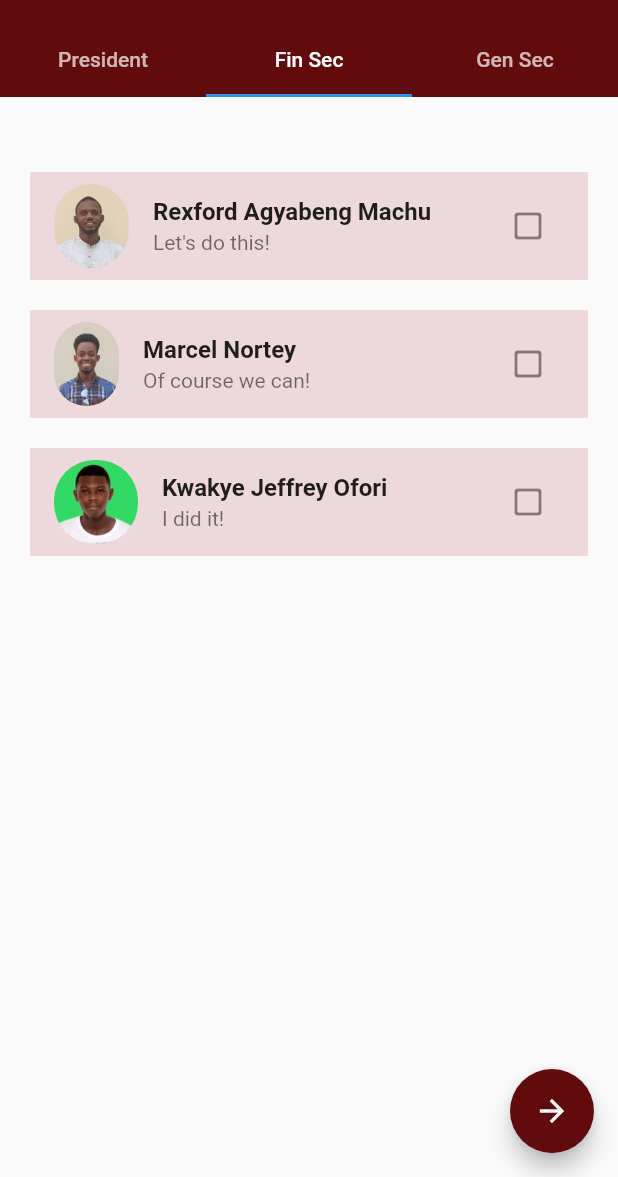
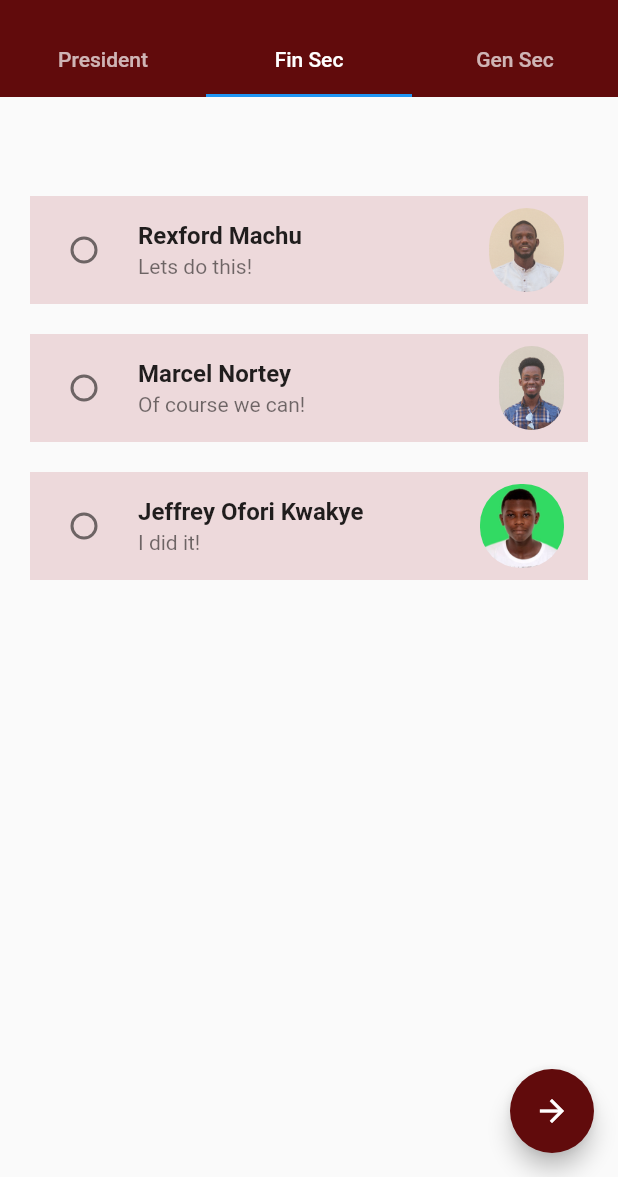
Before and after one commit to joforikwakye/nex_vote_beta, a Flutter app: the ACES screen opened by its route, tab 2 chosen, on a phone screen of 412 x 824 dp, the part 59-1236 px from its top. Run offline on Flutter 3.47's test engine with Material 2 defaults, Android fonts, the phone set to English and light mode, and no system bars; our stand-ins replace animated_splash_screen.

Commit message:
changed the checkboxes in fin_sec.dart to radiolisttiles

```diff
--- a/lib/department_candidates/positions_aces/fin_sec.dart
+++ b/lib/department_candidates/positions_aces/fin_sec.dart
@@ -1,35 +1,45 @@
 //DISPLAYING THE FINANCIAL SECRETARY CANDIDATES FOR ACES
 import 'package:flutter/material.dart';
 
-class FinSec extends StatelessWidget {
+class FinSec extends StatefulWidget {
   const FinSec({Key? key}) : super(key: key);
 
+  @override
+  State<FinSec> createState() => _FinSecState();
+}
+
+class _FinSecState extends State<FinSec> {
+  int selectedValue = 4;
   @override
   Widget build(BuildContext context) {
     return Container(
       padding: const EdgeInsets.symmetric(horizontal: 10),
       margin: const EdgeInsets.symmetric(horizontal: 10),
-      child: Column(
+      child: ListView(
+        padding: EdgeInsets.symmetric(vertical: 16),
         children: [
           const SizedBox(height: 50),
 
           //1ST
           Container(
             decoration: const BoxDecoration(color: Color(0xffEDD9DB)),
-            child: ListTile(
-              leading: ClipRRect(
+            child: RadioListTile(
+              value: 0,
+              groupValue: selectedValue,
+              title: Text(
+                'Rexford Machu',
+                style: TextStyle(fontWeight: FontWeight.bold),
+              ),
+              subtitle: Text('Lets do this!'),
+              secondary: ClipRRect(
                 borderRadius: BorderRadius.circular(27),
                 child: Image.asset('assets/images/president1.jpeg'),
               ),
-              title: const Text(
-                'Rexford Agyabeng Machu',
-                style: TextStyle(fontWeight: FontWeight.bold),
-              ),
-              subtitle: const Text('Let\'s do this!'),
-              trailing: IconButton(
-                icon: const Icon(Icons.check_box_outline_blank_rounded),
-                onPressed: () {},
-              ),
+              onChanged: (int? value) {
+                setState(() {
+                  selectedValue = value!;
+                });
+              },
             ),
           ),
           const SizedBox(height: 20),
@@ -37,46 +47,48 @@ class FinSec extends StatelessWidget {
           //2ND
           Container(
             decoration: const BoxDecoration(color: Color(0xffEDD9DB)),
-            child: ListTile(
-              leading: ClipRRect(
+            child: RadioListTile(
+              value: 1,
+              groupValue: selectedValue,
+              title: Text(
+                'Marcel Nortey',
+                style: TextStyle(fontWeight: FontWeight.bold),
+              ),
+              subtitle: Text('Of course we can!'),
+              secondary: ClipRRect(
                 borderRadius: BorderRadius.circular(27),
                 child: Image.asset('assets/images/president2.jpeg'),
               ),
-              title: const Text(
-                'Marcel Nortey',
-                style: TextStyle(fontWeight: FontWeight.bold),
-              ),
-              subtitle: const Text('Of course we can!'),
-              trailing: IconButton(
-                icon: const Icon(Icons.check_box_outline_blank_rounded),
-                onPressed: () {},
-              ),
+              onChanged: (int? value) {
+                setState(() {
+                  selectedValue = value!;
+                });
+              },
             ),
           ),
           const SizedBox(height: 20),
 
           //3RD
-          Column(
-            children: [
-              Container(
-                decoration: const BoxDecoration(color: Color(0xffEDD9DB)),
-                child: ListTile(
-                  leading: ClipRRect(
-                    borderRadius: BorderRadius.circular(27),
-                    child: Image.asset('assets/images/mypic.JPG'),
-                  ),
-                  title: const Text(
-                    'Kwakye Jeffrey Ofori',
-                    style: TextStyle(fontWeight: FontWeight.bold),
-                  ),
-                  subtitle: const Text('I did it!'),
-                  trailing: IconButton(
-                    icon: const Icon(Icons.check_box_outline_blank_rounded),
-                    onPressed: () {},
-                  ),
-                ),
+          Container(
+            decoration: const BoxDecoration(color: Color(0xffEDD9DB)),
+            child: RadioListTile(
+              value: 2,
+              groupValue: selectedValue,
+              title: Text(
+                'Jeffrey Ofori Kwakye',
+                style: TextStyle(fontWeight: FontWeight.bold),
               ),
-            ],
+              subtitle: Text('I did it!'),
+              secondary: ClipRRect(
+                borderRadius: BorderRadius.circular(27),
+                child: Image.asset('assets/images/mypic.JPG'),
+              ),
+              onChanged: (int? value) {
+                setState(() {
+                  selectedValue = value!;
+                });
+              },
+            ),
           ),
         ],
       ),
```
